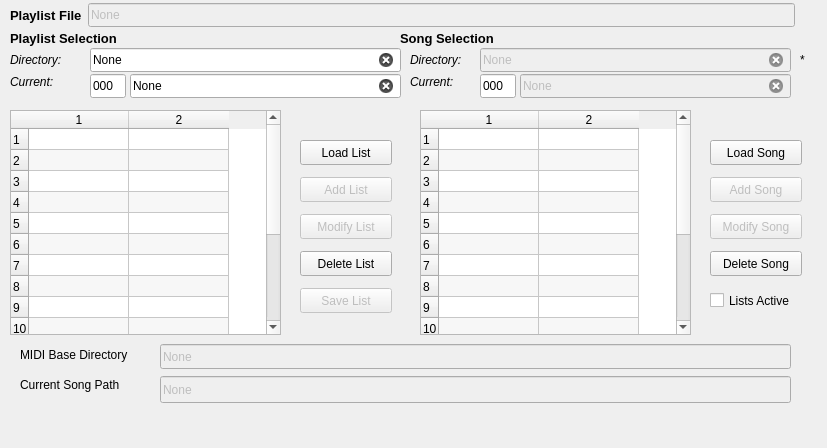
First picture: the form in seq_qt5/forms/qplaylistframe.ui, repository ahlstromcj/seq66, before the edit.
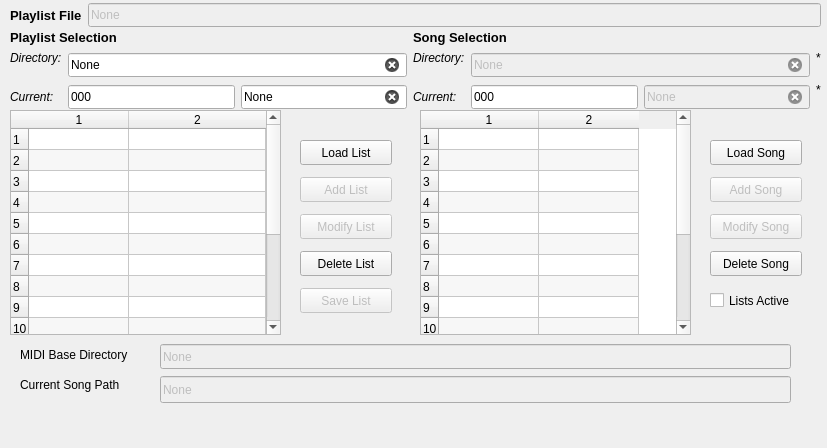
Second picture: the form after the edit.

What changed in the file:
```diff
--- a/seq_qt5/forms/qplaylistframe.ui
+++ b/seq_qt5/forms/qplaylistframe.ui
@@ -13,26 +13,6 @@
   <property name="windowTitle">
    <string>Frame</string>
   </property>
-  <widget class="QLabel" name="labelListSection">
-   <property name="geometry">
-    <rect>
-     <x>10</x>
-     <y>30</y>
-     <width>301</width>
-     <height>16</height>
-    </rect>
-   </property>
-   <property name="font">
-    <font>
-     <pointsize>10</pointsize>
-     <weight>75</weight>
-     <bold>true</bold>
-    </font>
-   </property>
-   <property name="text">
-    <string>Playlist Selection</string>
-   </property>
-  </widget>
   <widget class="QTableWidget" name="tablePlaylistSections">
    <property name="geometry">
     <rect>
@@ -48,6 +28,9 @@
    <property name="statusTip">
     <string/>
    </property>
+   <property name="sizeAdjustPolicy">
+    <enum>QAbstractScrollArea::AdjustToContentsOnFirstShow</enum>
+   </property>
    <property name="alternatingRowColors">
     <bool>true</bool>
    </property>
@@ -57,8 +40,8 @@
    <property name="columnCount">
     <number>2</number>
    </property>
-   <attribute name="verticalHeaderMinimumSectionSize">
-    <number>18</number>
+   <attribute name="horizontalHeaderStretchLastSection">
+    <bool>true</bool>
    </attribute>
    <attribute name="verticalHeaderDefaultSectionSize">
     <number>21</number>
@@ -82,98 +65,6 @@
    <column/>
    <column/>
   </widget>
-  <widget class="QLabel" name="labelCurrentPlaylist">
-   <property name="geometry">
-    <rect>
-     <x>10</x>
-     <y>74</y>
-     <width>71</width>
-     <height>16</height>
-    </rect>
-   </property>
-   <property name="font">
-    <font>
-     <italic>true</italic>
-    </font>
-   </property>
-   <property name="text">
-    <string>Current:</string>
-   </property>
-  </widget>
-  <widget class="QLabel" name="labelListSong">
-   <property name="geometry">
-    <rect>
-     <x>400</x>
-     <y>30</y>
-     <width>371</width>
-     <height>16</height>
-    </rect>
-   </property>
-   <property name="font">
-    <font>
-     <pointsize>10</pointsize>
-     <weight>75</weight>
-     <bold>true</bold>
-    </font>
-   </property>
-   <property name="text">
-    <string>Song Selection</string>
-   </property>
-  </widget>
-  <widget class="QLabel" name="labelCurrentSong">
-   <property name="geometry">
-    <rect>
-     <x>410</x>
-     <y>74</y>
-     <width>61</width>
-     <height>16</height>
-    </rect>
-   </property>
-   <property name="font">
-    <font>
-     <italic>true</italic>
-    </font>
-   </property>
-   <property name="text">
-    <string>Current:</string>
-   </property>
-  </widget>
-  <widget class="QLabel" name="labelPlaylistDirectory">
-   <property name="geometry">
-    <rect>
-     <x>10</x>
-     <y>52</y>
-     <width>71</width>
-     <height>16</height>
-    </rect>
-   </property>
-   <property name="font">
-    <font>
-     <italic>true</italic>
-    </font>
-   </property>
-   <property name="text">
-    <string>Directory:</string>
-   </property>
-  </widget>
-  <widget class="QLabel" name="labelSongDirectory">
-   <property name="geometry">
-    <rect>
-     <x>410</x>
-     <y>52</y>
-     <width>61</width>
-     <height>16</height>
-    </rect>
-   </property>
-   <property name="font">
-    <font>
-     <italic>true</italic>
-    </font>
-   </property>
-   <property name="text">
-    <string>Directory:</string>
-   </property>
-  </widget>
   <widget class="QTableWidget" name="tablePlaylistSongs">
    <property name="geometry">
     <rect>
@@ -225,7 +116,7 @@
     <rect>
      <x>10</x>
      <y>0</y>
-     <width>785</width>
+     <width>811</width>
      <height>30</height>
     </rect>
    </property>
@@ -275,228 +166,6 @@
     </item>
    </layout>
   </widget>
-  <widget class="QLineEdit" name="editPlaylistPath">
-   <property name="geometry">
-    <rect>
-     <x>90</x>
-     <y>48</y>
-     <width>311</width>
-     <height>24</height>
-    </rect>
-   </property>
-   <property name="minimumSize">
-    <size>
-     <width>0</width>
-     <height>24</height>
-    </size>
-   </property>
-   <property name="maximumSize">
-    <size>
-     <width>16777215</width>
-     <height>24</height>
-    </size>
-   </property>
-   <property name="toolTip">
-    <string>Default song directory for the current play-list
-section. Edit to enable Add List and Modify List,
-(but not in NSM mode.</string>
-   </property>
-   <property name="text">
-    <string>None</string>
-   </property>
-   <property name="readOnly">
-    <bool>false</bool>
-   </property>
-   <property name="clearButtonEnabled">
-    <bool>true</bool>
-   </property>
-  </widget>
-  <widget class="QLineEdit" name="editPlaylistNumber">
-   <property name="geometry">
-    <rect>
-     <x>90</x>
-     <y>74</y>
-     <width>36</width>
-     <height>24</height>
-    </rect>
-   </property>
-   <property name="minimumSize">
-    <size>
-     <width>0</width>
-     <height>24</height>
-    </size>
-   </property>
-   <property name="maximumSize">
-    <size>
-     <width>16777215</width>
-     <height>24</height>
-    </size>
-   </property>
-   <property name="toolTip">
-    <string>MIDI control number for the selected 
-play-list section. Edit to enable Add List and Modify List.
-    </string>
-   </property>
-   <property name="text">
-    <string>000</string>
-   </property>
-  </widget>
-  <widget class="QLineEdit" name="editPlaylistName">
-   <property name="geometry">
-    <rect>
-     <x>130</x>
-     <y>74</y>
-     <width>271</width>
-     <height>24</height>
-    </rect>
-   </property>
-   <property name="minimumSize">
-    <size>
-     <width>0</width>
-     <height>24</height>
-    </size>
-   </property>
-   <property name="maximumSize">
-    <size>
-     <width>16777215</width>
-     <height>24</height>
-    </size>
-   </property>
-   <property name="toolTip">
-    <string>Name of the currently-selected play-list section.
-Edit to enable Add List and Modify List.</string>
-   </property>
-   <property name="text">
-    <string>None</string>
-   </property>
-   <property name="clearButtonEnabled">
-    <bool>true</bool>
-   </property>
-  </widget>
-  <widget class="QLineEdit" name="editSongPath">
-   <property name="enabled">
-    <bool>false</bool>
-   </property>
-   <property name="geometry">
-    <rect>
-     <x>480</x>
-     <y>48</y>
-     <width>311</width>
-     <height>24</height>
-    </rect>
-   </property>
-   <property name="minimumSize">
-    <size>
-     <width>0</width>
-     <height>24</height>
-    </size>
-   </property>
-   <property name="maximumSize">
-    <size>
-     <width>16777215</width>
-     <height>24</height>
-    </size>
-   </property>
-   <property name="toolTip">
-    <string>Directory where the selected
-song is stored. Read-only.  Use the Load Song button
-to select an existing song.</string>
-   </property>
-   <property name="text">
-    <string>None</string>
-   </property>
-   <property name="readOnly">
-    <bool>true</bool>
-   </property>
-   <property name="clearButtonEnabled">
-    <bool>true</bool>
-   </property>
-  </widget>
-  <widget class="QLineEdit" name="editSongNumber">
-   <property name="geometry">
-    <rect>
-     <x>480</x>
-     <y>74</y>
-     <width>36</width>
-     <height>24</height>
-    </rect>
-   </property>
-   <property name="minimumSize">
-    <size>
-     <width>0</width>
-     <height>24</height>
-    </size>
-   </property>
-   <property name="maximumSize">
-    <size>
-     <width>16777215</width>
-     <height>24</height>
-    </size>
-   </property>
-   <property name="toolTip">
-    <string>MIDI control number for the
-selected song. Edit to enable the Add Song
-and Modify Song buttons.  This is the only item that
-can be edited for a song.</string>
-   </property>
-   <property name="text">
-    <string>000</string>
-   </property>
-  </widget>
-  <widget class="QLineEdit" name="editSongFilename">
-   <property name="enabled">
-    <bool>false</bool>
-   </property>
-   <property name="geometry">
-    <rect>
-     <x>520</x>
-     <y>74</y>
-     <width>271</width>
-     <height>24</height>
-    </rect>
-   </property>
-   <property name="minimumSize">
-    <size>
-     <width>0</width>
-     <height>24</height>
-    </size>
-   </property>
-   <property name="maximumSize">
-    <size>
-     <width>16777215</width>
-     <height>24</height>
-    </size>
-   </property>
-   <property name="toolTip">
-    <string>Base file-name of the currently selected song. 
-Read-only.  Use the Load Song button to modify this entry.</string>
-   </property>
-   <property name="text">
-    <string>None</string>
-   </property>
-   <property name="readOnly">
-    <bool>true</bool>
-   </property>
-   <property name="clearButtonEnabled">
-    <bool>true</bool>
-   </property>
-  </widget>
-  <widget class="QLabel" name="labelDirEmbedded">
-   <property name="geometry">
-    <rect>
-     <x>800</x>
-     <y>50</y>
-     <width>16</width>
-     <height>20</height>
-    </rect>
-   </property>
-   <property name="toolTip">
-    <string>If set to an asterisk, this directory is part of the song's file-name.</string>
-   </property>
-   <property name="text">
-    <string extracomment="Indicates if directory is embedded in the file-name.">*</string>
-   </property>
-  </widget>
   <widget class="QWidget" name="layoutWidget_1">
    <property name="geometry">
     <rect>
@@ -859,6 +528,281 @@
     <bool>true</bool>
    </property>
   </widget>
+  <widget class="QWidget" name="">
+   <property name="geometry">
+    <rect>
+     <x>10</x>
+     <y>30</y>
+     <width>811</width>
+     <height>79</height>
+    </rect>
+   </property>
+   <layout class="QGridLayout" name="gridLayout">
+    <item row="0" column="0" colspan="3">
+     <widget class="QLabel" name="labelListSection">
+      <property name="font">
+       <font>
+        <pointsize>10</pointsize>
+        <weight>75</weight>
+        <bold>true</bold>
+       </font>
+      </property>
+      <property name="text">
+       <string>Playlist Selection</string>
+      </property>
+     </widget>
+    </item>
+    <item row="0" column="3" colspan="3">
+     <widget class="QLabel" name="labelListSong">
+      <property name="font">
+       <font>
+        <pointsize>10</pointsize>
+        <weight>75</weight>
+        <bold>true</bold>
+       </font>
+      </property>
+      <property name="text">
+       <string>Song Selection</string>
+      </property>
+     </widget>
+    </item>
+    <item row="1" column="0">
+     <widget class="QLabel" name="labelPlaylistDirectory">
+      <property name="font">
+       <font>
+        <italic>true</italic>
+       </font>
+      </property>
+      <property name="text">
+       <string>Directory:</string>
+      </property>
+     </widget>
+    </item>
+    <item row="1" column="1" rowspan="2" colspan="2">
+     <widget class="QLineEdit" name="editPlaylistPath">
+      <property name="minimumSize">
+       <size>
+        <width>0</width>
+        <height>24</height>
+       </size>
+      </property>
+      <property name="maximumSize">
+       <size>
+        <width>16777215</width>
+        <height>24</height>
+       </size>
+      </property>
+      <property name="toolTip">
+       <string>Default song directory for the current play-list
+section. Edit to enable Add List and Modify List,
+(but not in NSM mode.</string>
+      </property>
+      <property name="text">
+       <string>None</string>
+      </property>
+      <property name="readOnly">
+       <bool>false</bool>
+      </property>
+      <property name="clearButtonEnabled">
+       <bool>true</bool>
+      </property>
+     </widget>
+    </item>
+    <item row="1" column="3">
+     <widget class="QLabel" name="labelSongDirectory">
+      <property name="font">
+       <font>
+        <italic>true</italic>
+       </font>
+      </property>
+      <property name="text">
+       <string>Directory:</string>
+      </property>
+     </widget>
+    </item>
+    <item row="1" column="4" rowspan="2" colspan="2">
+     <widget class="QLineEdit" name="editSongPath">
+      <property name="enabled">
+       <bool>false</bool>
+      </property>
+      <property name="minimumSize">
+       <size>
+        <width>0</width>
+        <height>24</height>
+       </size>
+      </property>
+      <property name="maximumSize">
+       <size>
+        <width>16777215</width>
+        <height>24</height>
+       </size>
+      </property>
+      <property name="toolTip">
+       <string>Directory where the selected
+song is stored. Read-only.  Use the Load Song button
+to select an existing song.</string>
+      </property>
+      <property name="text">
+       <string>None</string>
+      </property>
+      <property name="readOnly">
+       <bool>true</bool>
+      </property>
+      <property name="clearButtonEnabled">
+       <bool>true</bool>
+      </property>
+     </widget>
+    </item>
+    <item row="1" column="6">
+     <widget class="QLabel" name="labelDirEmbedded">
+      <property name="toolTip">
+       <string>If set to an asterisk, this directory is part of the song's file-name.</string>
+      </property>
+      <property name="text">
+       <string extracomment="Indicates if directory is embedded in the file-name.">*</string>
+      </property>
+     </widget>
+    </item>
+    <item row="2" column="6" rowspan="2">
+     <widget class="QLabel" name="label_2">
+      <property name="text">
+       <string>*</string>
+      </property>
+     </widget>
+    </item>
+    <item row="3" column="0">
+     <widget class="QLabel" name="labelCurrentPlaylist">
+      <property name="font">
+       <font>
+        <italic>true</italic>
+       </font>
+      </property>
+      <property name="text">
+       <string>Current:</string>
+      </property>
+     </widget>
+    </item>
+    <item row="3" column="1">
+     <widget class="QLineEdit" name="editPlaylistNumber">
+      <property name="minimumSize">
+       <size>
+        <width>0</width>
+        <height>24</height>
+       </size>
+      </property>
+      <property name="maximumSize">
+       <size>
+        <width>16777215</width>
+        <height>24</height>
+       </size>
+      </property>
+      <property name="toolTip">
+       <string>MIDI control number for the selected 
+play-list section. Edit to enable Add List and Modify List.
+    </string>
+      </property>
+      <property name="text">
+       <string>000</string>
+      </property>
+     </widget>
+    </item>
+    <item row="3" column="2">
+     <widget class="QLineEdit" name="editPlaylistName">
+      <property name="minimumSize">
+       <size>
+        <width>0</width>
+        <height>24</height>
+       </size>
+      </property>
+      <property name="maximumSize">
+       <size>
+        <width>16777215</width>
+        <height>24</height>
+       </size>
+      </property>
+      <property name="toolTip">
+       <string>Name of the currently-selected play-list section.
+Edit to enable Add List and Modify List.</string>
+      </property>
+      <property name="text">
+       <string>None</string>
+      </property>
+      <property name="clearButtonEnabled">
+       <bool>true</bool>
+      </property>
+     </widget>
+    </item>
+    <item row="3" column="3">
+     <widget class="QLabel" name="labelCurrentSong">
+      <property name="font">
+       <font>
+        <italic>true</italic>
+       </font>
+      </property>
+      <property name="text">
+       <string>Current:</string>
+      </property>
+     </widget>
+    </item>
+    <item row="3" column="4">
+     <widget class="QLineEdit" name="editSongNumber">
+      <property name="minimumSize">
+       <size>
+        <width>0</width>
+        <height>24</height>
+       </size>
+      </property>
+      <property name="maximumSize">
+       <size>
+        <width>16777215</width>
+        <height>24</height>
+       </size>
+      </property>
+      <property name="toolTip">
+       <string>MIDI control number for the
+selected song. Edit to enable the Add Song
+and Modify Song buttons.  This is the only item that
+can be edited for a song.</string>
+      </property>
+      <property name="text">
+       <string>000</string>
+      </property>
+     </widget>
+    </item>
+    <item row="3" column="5">
+     <widget class="QLineEdit" name="editSongFilename">
+      <property name="enabled">
+       <bool>false</bool>
+      </property>
+      <property name="minimumSize">
+       <size>
+        <width>0</width>
+        <height>24</height>
+       </size>
+      </property>
+      <property name="maximumSize">
+       <size>
+        <width>16777215</width>
+        <height>24</height>
+       </size>
+      </property>
+      <property name="toolTip">
+       <string>Base file-name of the currently selected song. 
+Read-only.  Use the Load Song button to modify this entry.</string>
+      </property>
+      <property name="text">
+       <string>None</string>
+      </property>
+      <property name="readOnly">
+       <bool>true</bool>
+      </property>
+      <property name="clearButtonEnabled">
+       <bool>true</bool>
+      </property>
+     </widget>
+    </item>
+   </layout>
+  </widget>
  </widget>
  <resources/>
  <connections/>
```
Left out of the diff: 15 changed lines with no effect on the pictures.
